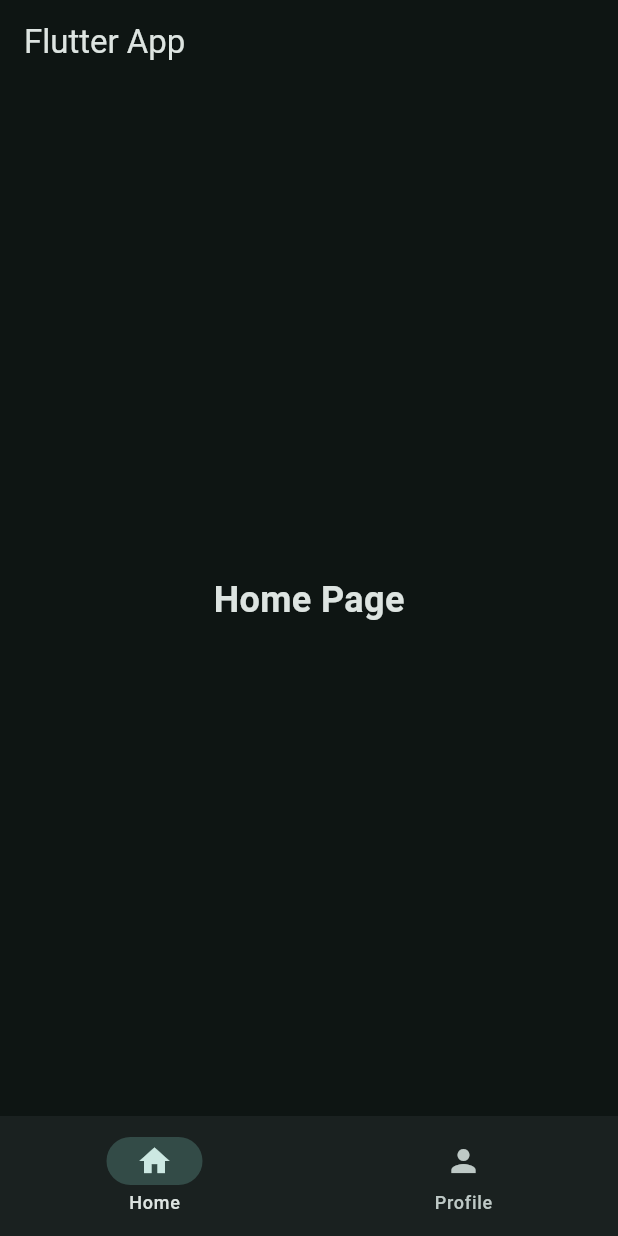
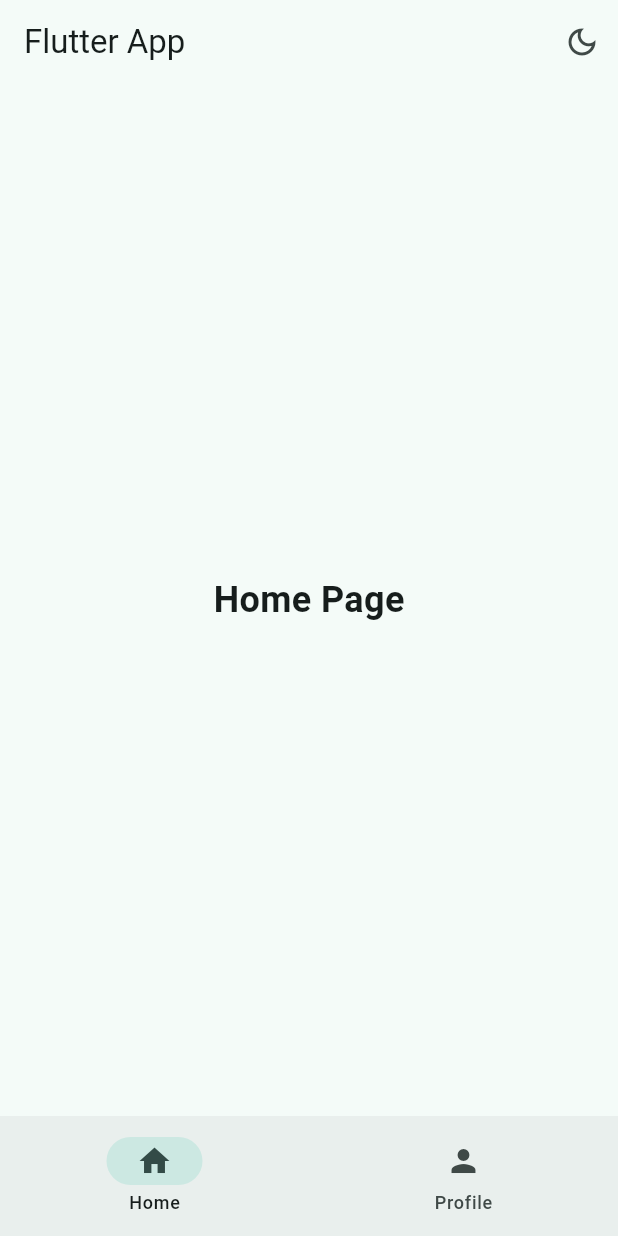
Before and after one commit to omerhabib62/flutter-learning, a Flutter app: the screen it shows after launch, on a phone screen of 412 x 824 dp. Run offline on Flutter 3.47's test engine with Material 3 defaults, Android fonts, the phone set to English and light mode, and no system bars.

Commit message:
Add dark mode toggle functionality and update dependencies

```diff
--- a/lib/data/notifiers.dart
+++ b/lib/data/notifiers.dart
@@ -1,3 +1,4 @@
 import 'package:flutter/material.dart';
 
 ValueNotifier<int> selectedPageNotifier = ValueNotifier(0);
+ValueNotifier<bool> isDarkModeNotifier = ValueNotifier(false);
--- a/lib/main.dart
+++ b/lib/main.dart
@@ -1,4 +1,5 @@
 import 'package:flutter/material.dart';
+import 'package:flutter_app/data/notifiers.dart';
 import 'package:flutter_app/views/widget_tree.dart';
 
 void main() {
@@ -15,15 +16,21 @@ class MyApp extends StatefulWidget {
 class _MyAppState extends State<MyApp> {
   @override
   Widget build(BuildContext context) {
+    return ValueListenableBuilder(
+      valueListenable: isDarkModeNotifier,
+      builder: (context, value, child) {
         return MaterialApp(
           debugShowCheckedModeBanner: false,
           theme: ThemeData(
             colorScheme: ColorScheme.fromSeed(
               seedColor: Colors.teal,
-          brightness: Brightness.dark,
+              brightness:
+                  isDarkModeNotifier.value ? Brightness.dark : Brightness.light,
             ),
           ),
           home: WidgetTree(),
         );
+      },
+    );
   }
 }
--- a/lib/views/widget_tree.dart
+++ b/lib/views/widget_tree.dart
@@ -12,7 +12,27 @@ class WidgetTree extends StatelessWidget {
   @override
   Widget build(BuildContext context) {
     return Scaffold(
-      appBar: AppBar(title: const Text('Flutter App')),
+      appBar: AppBar(
+        title: const Text('Flutter App'),
+        actions: [
+          ValueListenableBuilder(
+            valueListenable: isDarkModeNotifier,
+            builder:
+                (context, selectedPage, child) => IconButton(
+                  icon:
+                      isDarkModeNotifier.value
+                          ? const Icon(Icons.dark_mode_rounded)
+                          : const Icon(Icons.dark_mode_outlined),
+                  onPressed: () {
+                    // Toggle dark mode or theme settings
+                    print('Dark mode toggled');
+                    isDarkModeNotifier.value = !isDarkModeNotifier.value;
+                    // Navigate to settings page or show settings dialog
+                  },
+                ),
+          ),
+        ],
+      ),
       body: ValueListenableBuilder(
         valueListenable: selectedPageNotifier,
         builder: (context, selectedPage, child) {
--- a/pubspec.yaml
+++ b/pubspec.yaml
@@ -34,6 +34,8 @@ dependencies:
   # The following adds the Cupertino Icons font to your application.
   # Use with the CupertinoIcons class for iOS style icons.
   cupertino_icons: ^1.0.8
+
+  toggle_switch: ^2.3.0
 
 dev_dependencies:
   flutter_test:
```
Also changed, not shown: pubspec.lock. Lines whose indentation alone changed are shown as unchanged.
